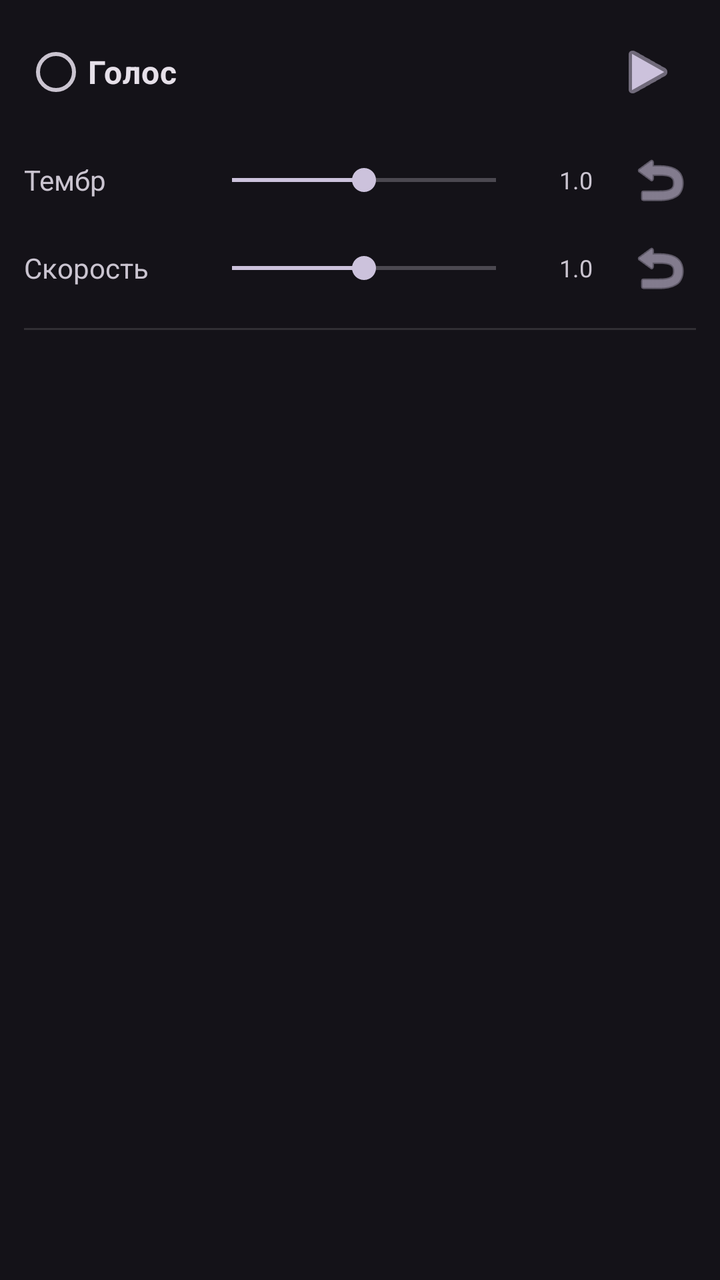
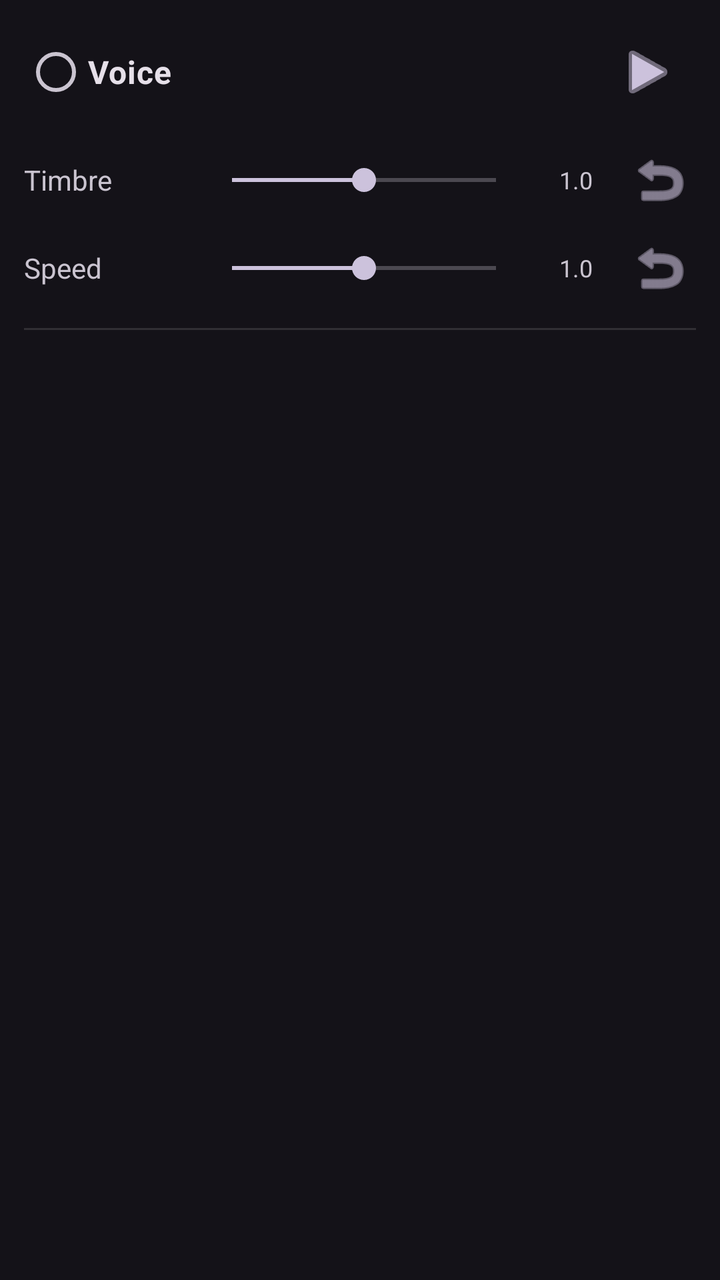

Before-and-after screenshots of an Android layout around one commit, followed by the original layout XML and the change that was made.
<!-- AndroidManifest.xml: application theme Theme.TelegramNewsReader -->
<!-- res/layout/item_voice.xml -->
<?xml version="1.0" encoding="utf-8"?>
<LinearLayout xmlns:android="http://schemas.android.com/apk/res/android"
    xmlns:app="http://schemas.android.com/apk/res-auto"
    android:layout_width="match_parent"
    android:layout_height="wrap_content"
    android:orientation="vertical"
    android:padding="12dp"
    android:background="?attr/selectableItemBackground">

    
    <LinearLayout
        android:layout_width="match_parent"
        android:layout_height="wrap_content"
        android:orientation="horizontal"
        android:gravity="center_vertical">

        
        <TextView
            android:id="@+id/tvGenderIcon"
            android:layout_width="wrap_content"
            android:layout_height="wrap_content"
            android:text="👨"
            android:textSize="20sp"
            android:layout_marginEnd="8dp"
            android:visibility="gone" />

        <RadioButton
            android:id="@+id/radioVoice"
            android:layout_width="0dp"
            android:layout_height="wrap_content"
            android:layout_weight="1"
            android:text="Голос"
            android:textSize="16sp"
            android:textStyle="bold" />

        <ImageButton
            android:id="@+id/btnPlay"
            android:layout_width="48dp"
            android:layout_height="48dp"
            android:contentDescription="Прослушать голос"
            android:src="@android:drawable/ic_media_play"
            android:background="?attr/selectableItemBackgroundBorderless"
            app:tint="?android:attr/colorAccent" />
    </LinearLayout>

    
    <LinearLayout
        android:layout_width="match_parent"
        android:layout_height="wrap_content"
        android:orientation="vertical"
        android:paddingTop="12dp">

        
        <LinearLayout
            android:layout_width="match_parent"
            android:layout_height="wrap_content"
            android:orientation="horizontal"
            android:gravity="center_vertical"
            android:paddingBottom="8dp">

            <TextView
                android:layout_width="80dp"
                android:layout_height="wrap_content"
                android:text="Тембр"
                android:textSize="14sp"
                android:textColor="?android:attr/textColorSecondary" />

            <SeekBar
                android:id="@+id/seekPitch"
                android:layout_width="0dp"
                android:layout_height="wrap_content"
                android:layout_weight="1"
                android:max="200"
                android:progress="100"
                android:layout_marginStart="8dp"
                android:layout_marginEnd="4dp" />

            <TextView
                android:id="@+id/tvPitchValue"
                android:layout_width="40dp"
                android:layout_height="wrap_content"
                android:text="1.0"
                android:textSize="12sp"
                android:textColor="?android:attr/textColorSecondary"
                android:gravity="center" />

            
            <ImageButton
                android:id="@+id/btnResetPitch"
                android:layout_width="36dp"
                android:layout_height="36dp"
                android:src="@android:drawable/ic_menu_revert"
                android:background="?attr/selectableItemBackgroundBorderless"
                android:contentDescription="Сброс тембра"
                android:layout_marginStart="4dp"
                app:tint="?android:attr/colorAccent" />
        </LinearLayout>

        
        <LinearLayout
            android:layout_width="match_parent"
            android:layout_height="wrap_content"
            android:orientation="horizontal"
            android:gravity="center_vertical">

            <TextView
                android:layout_width="80dp"
                android:layout_height="wrap_content"
                android:text="Скорость"
                android:textSize="14sp"
                android:textColor="?android:attr/textColorSecondary" />

            <SeekBar
                android:id="@+id/seekRate"
                android:layout_width="0dp"
                android:layout_height="wrap_content"
                android:layout_weight="1"
                android:max="200"
                android:progress="100"
                android:layout_marginStart="8dp"
                android:layout_marginEnd="4dp" />

            <TextView
                android:id="@+id/tvSpeedValue"
                android:layout_width="40dp"
                android:layout_height="wrap_content"
                android:text="1.0"
                android:textSize="12sp"
                android:textColor="?android:attr/textColorSecondary"
                android:gravity="center" />

            
            <ImageButton
                android:id="@+id/btnResetRate"
                android:layout_width="36dp"
                android:layout_height="36dp"
                android:src="@android:drawable/ic_menu_revert"
                android:background="?attr/selectableItemBackgroundBorderless"
                android:contentDescription="Сброс скорости"
                android:layout_marginStart="4dp"
                app:tint="?android:attr/colorAccent" />
        </LinearLayout>
    </LinearLayout>

    
    <View
        android:layout_width="match_parent"
        android:layout_height="1dp"
        android:layout_marginTop="12dp"
        android:background="?android:attr/listDivider" />
</LinearLayout>
<!-- resources referenced by this layout -->
<resources>
  <style name="Theme.TelegramNewsReader" parent="Theme.TelegramNewsReader.Purple" />
  <style name="Theme.TelegramNewsReader.Purple" parent="Theme.Material3.Dark.NoActionBar">
          <item name="colorPrimary">@color/purple_500</item>
          <item name="colorPrimaryVariant">@color/purple_700</item>
          <item name="colorOnPrimary">@color/white</item>
          <item name="android:statusBarColor">?attr/colorPrimaryVariant</item>
          <item name="actionBarStyle">@style/CustomActionBarStyle</item>
      </style>
  <color name="purple_500">#FF6200EE</color>
  <color name="purple_700">#FF3700B3</color>
  <color name="white">#FFFFFFFF</color>
  <style name="CustomActionBarStyle" parent="Widget.Material3.ActionBar.Solid">
          <item name="titleTextStyle">@style/CustomActionBarTitle</item>
          <item name="android:titleTextStyle">@style/CustomActionBarTitle</item>
      </style>
  <style name="CustomActionBarTitle" parent="TextAppearance.Material3.ActionBar.Title">
          <item name="android:textSize">18sp</item>
          <item name="android:textStyle">bold</item>
          <item name="android:textColor">@color/white</item>
          <item name="android:gravity">center</item>
          <item name="android:layout_gravity">center</item>
      </style>
</resources>

<!-- the commit's change to res/layout/item_voice.xml (unified diff, before → after) -->
@@ -29,7 +29,7 @@
             android:layout_width="0dp"
             android:layout_height="wrap_content"
             android:layout_weight="1"
-            android:text="Голос"
+            android:text="@string/voice"
             android:textSize="16sp"
             android:textStyle="bold" />
 
@@ -37,7 +37,7 @@
             android:id="@+id/btnPlay"
             android:layout_width="48dp"
             android:layout_height="48dp"
-            android:contentDescription="Прослушать голос"
+            android:contentDescription="@string/listen_voice"
             android:src="@android:drawable/ic_media_play"
             android:background="?attr/selectableItemBackgroundBorderless"
             app:tint="?android:attr/colorAccent" />
@@ -61,7 +61,7 @@
             <TextView
                 android:layout_width="80dp"
                 android:layout_height="wrap_content"
-                android:text="Тембр"
+                android:text="@string/timbre"
                 android:textSize="14sp"
                 android:textColor="?android:attr/textColorSecondary" />
 
@@ -91,7 +91,7 @@
                 android:layout_height="36dp"
                 android:src="@android:drawable/ic_menu_revert"
                 android:background="?attr/selectableItemBackgroundBorderless"
-                android:contentDescription="Сброс тембра"
+                android:contentDescription="@string/reset_timbre"
                 android:layout_marginStart="4dp"
                 app:tint="?android:attr/colorAccent" />
         </LinearLayout>
@@ -106,7 +106,7 @@
             <TextView
                 android:layout_width="80dp"
                 android:layout_height="wrap_content"
-                android:text="Скорость"
+                android:text="@string/speed"
                 android:textSize="14sp"
                 android:textColor="?android:attr/textColorSecondary" />
 
@@ -136,7 +136,7 @@
                 android:layout_height="36dp"
                 android:src="@android:drawable/ic_menu_revert"
                 android:background="?attr/selectableItemBackgroundBorderless"
-                android:contentDescription="Сброс скорости"
+                android:contentDescription="@string/reset_speed"
                 android:layout_marginStart="4dp"
                 app:tint="?android:attr/colorAccent" />
         </LinearLayout>
<!-- resource entries referenced after the edit -->
@@ -1,5 +1,11 @@
 <!-- resources referenced by this layout -->
 <resources>
+  <string name="listen_voice">Listen to voice</string>
+  <string name="reset_speed">Reset speed</string>
+  <string name="reset_timbre">Reset timbre</string>
+  <string name="speed">Speed</string>
+  <string name="timbre">Timbre</string>
+  <string name="voice">Voice</string>
   <style name="Theme.TelegramNewsReader" parent="Theme.TelegramNewsReader.Purple" />
   <style name="Theme.TelegramNewsReader.Purple" parent="Theme.Material3.Dark.NoActionBar">
           <item name="colorPrimary">@color/purple_500</item>
